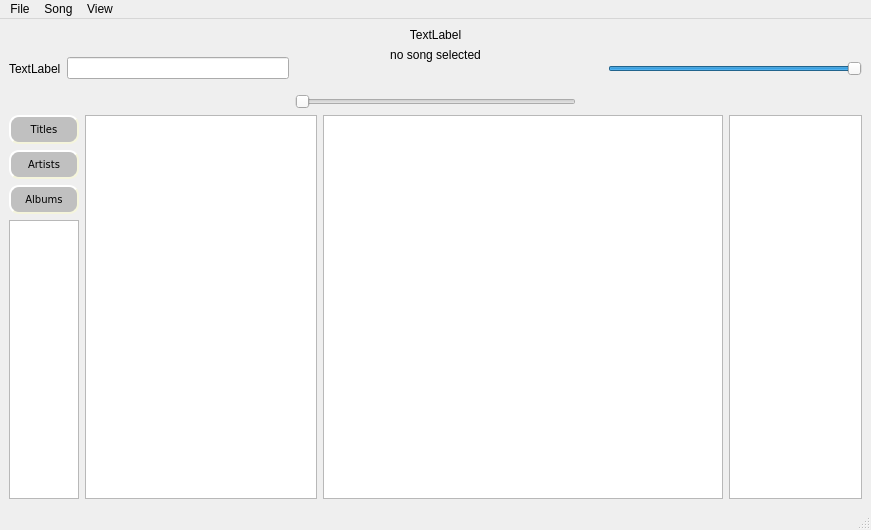
Old version of the form CODE/soundpp/soundpp-prototype/mainwindow.ui in the repository b1t00/soundpp.
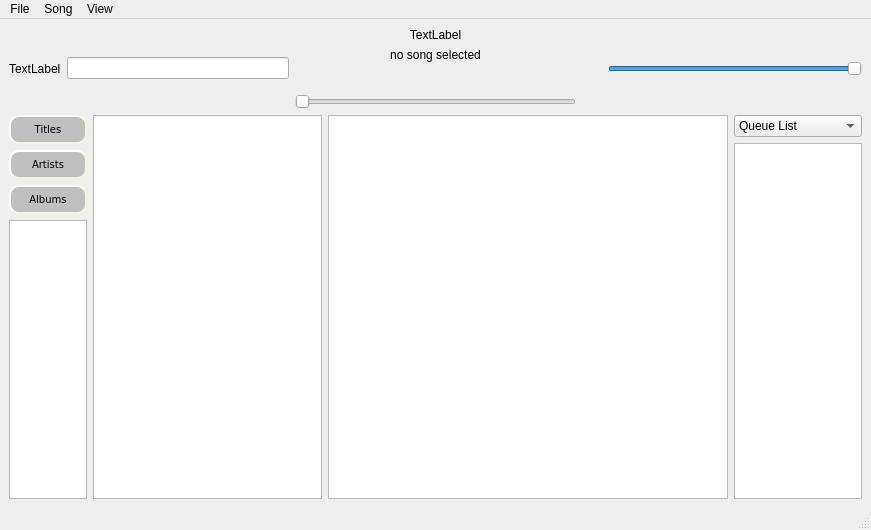
New version of the form. Icons and pictures are not drawn.

Commit message: new queue and history list features

Patch:
```diff
--- a/CODE/soundpp/soundpp-prototype/mainwindow.ui
+++ b/CODE/soundpp/soundpp-prototype/mainwindow.ui
@@ -14,7 +14,7 @@
    <string>MainWindow</string>
   </property>
   <widget class="QWidget" name="centralwidget">
-   <layout class="QVBoxLayout" name="verticalLayout_4">
+   <layout class="QVBoxLayout" name="verticalLayout_5">
     <item>
      <layout class="QHBoxLayout" name="horizontalLayout_2">
       <item>
@@ -183,7 +183,7 @@
      </layout>
     </item>
     <item>
-     <layout class="QHBoxLayout" name="horizontalLayout_3">
+     <layout class="QHBoxLayout" name="horizontalLayout">
       <item>
        <layout class="QVBoxLayout" name="verticalLayout">
         <item>
@@ -281,8 +281,6 @@
        </layout>
       </item>
       <item>
-       <layout class="QHBoxLayout" name="horizontalLayout">
-        <item>
          <widget class="QTableView" name="artists_tableView">
           <property name="minimumSize">
            <size>
@@ -368,13 +366,32 @@
          </widget>
         </item>
         <item>
-         <widget class="QTableView" name="song_queue">
+       <layout class="QVBoxLayout" name="verticalLayout_4">
+        <item>
+         <widget class="QComboBox" name="comboBox">
+          <item>
+           <property name="text">
+            <string>Queue List</string>
+           </property>
+          </item>
+          <item>
+           <property name="text">
+            <string>History</string>
+           </property>
+          </item>
+         </widget>
+        </item>
+        <item>
+         <widget class="QTableView" name="queue_tableView">
           <property name="maximumSize">
            <size>
             <width>150</width>
             <height>16777215</height>
            </size>
           </property>
+          <attribute name="horizontalHeaderVisible">
+           <bool>false</bool>
+          </attribute>
          </widget>
         </item>
        </layout>
```
Left out of the diff: 7 changed lines with no effect on the pictures. Lines whose indentation alone changed are shown as unchanged. The commit also changes 14 other files.
